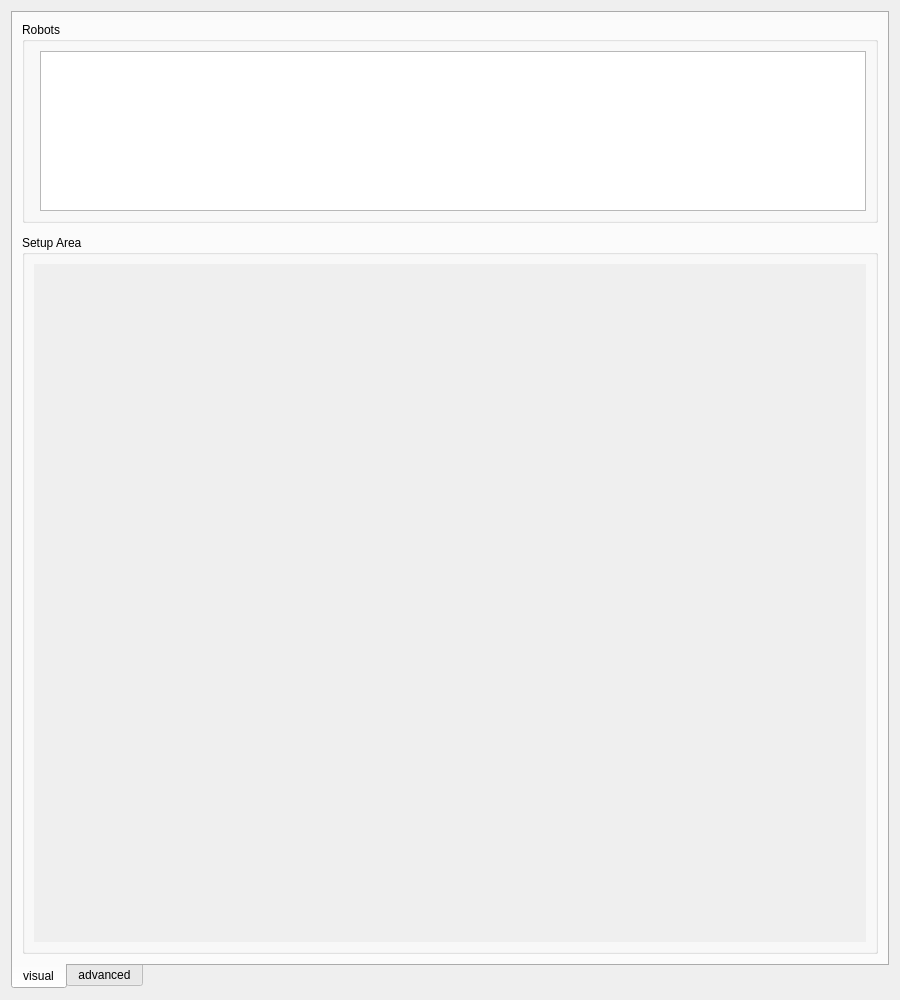
First picture: the form in cedar/devices/gui/RobotManager.ui, repository cedar/cedar, before the edit.
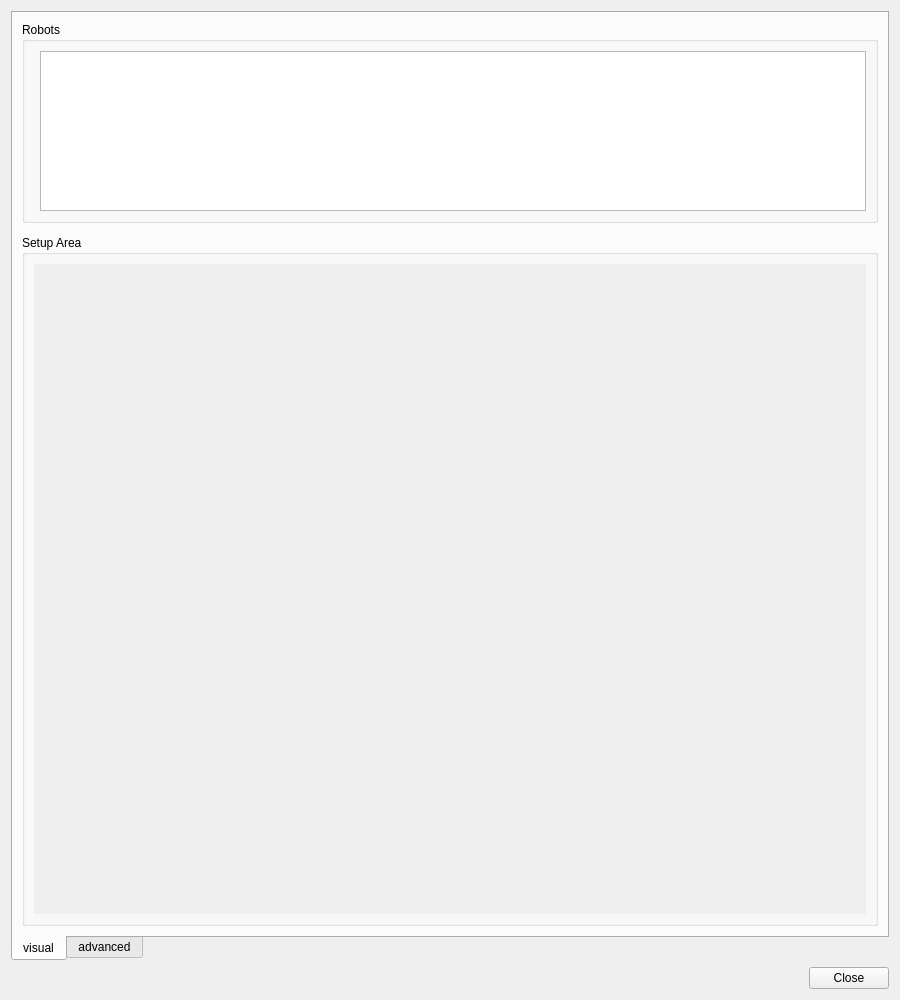
Second picture: the form after the edit. Custom widgets are drawn as their Qt base class.

Commit message: added a close button to RobotManager.ui

```diff
--- a/cedar/devices/gui/RobotManager.ui
+++ b/cedar/devices/gui/RobotManager.ui
@@ -26,7 +26,7 @@
    <string>Robot Manager</string>
   </property>
   <layout class="QGridLayout" name="gridLayout">
-   <item row="0" column="0">
+   <item row="0" column="0" colspan="2">
     <widget class="QTabWidget" name="mpModeTab">
      <property name="sizePolicy">
       <sizepolicy hsizetype="Expanding" vsizetype="Expanding">
@@ -198,7 +198,7 @@
                <x>0</x>
                <y>0</y>
                <width>836</width>
-               <height>679</height>
+               <height>650</height>
               </rect>
              </property>
              <property name="sizePolicy">
@@ -334,6 +334,26 @@
      </widget>
     </widget>
    </item>
+   <item row="1" column="0">
+    <spacer name="horizontalSpacer_2">
+     <property name="orientation">
+      <enum>Qt::Horizontal</enum>
+     </property>
+     <property name="sizeHint" stdset="0">
+      <size>
+       <width>40</width>
+       <height>20</height>
+      </size>
+     </property>
+    </spacer>
+   </item>
+   <item row="1" column="1">
+    <widget class="QPushButton" name="mpCloseButton">
+     <property name="text">
+      <string>Close</string>
+     </property>
+    </widget>
+   </item>
   </layout>
  </widget>
  <customwidgets>
```
The commit also changes 3 other files.
